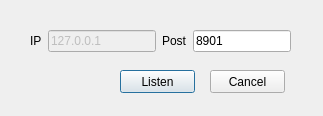
Above: serverdialog.ui from Konano/Programming-Training-QtXiangqi before the change. Below: the same form after it.
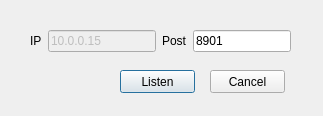
That is the form after the change.

The edit to the form file:
```diff
--- a/serverdialog.ui
+++ b/serverdialog.ui
@@ -39,7 +39,7 @@
     <string>Cancel</string>
    </property>
   </widget>
-  <widget class="QWidget" name="">
+  <widget class="QWidget" name="layoutWidget">
    <property name="geometry">
     <rect>
      <x>30</x>
@@ -68,7 +68,7 @@
        </sizepolicy>
       </property>
       <property name="text">
-       <string>127.0.0.1</string>
+       <string>10.0.0.15</string>
       </property>
      </widget>
     </item>
```
